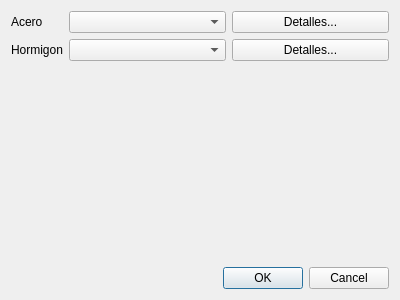
Before: the Qt Designer form mkstools/dialogs/dlgedithormigonarmado.ui in diegowald/mkstools, drawn with Qt 5.
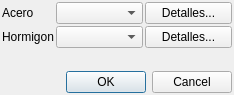
After: the same form once the commit is applied.

Patch:
```diff
--- a/mkstools/dialogs/dlgedithormigonarmado.ui
+++ b/mkstools/dialogs/dlgedithormigonarmado.ui
@@ -6,16 +6,37 @@
    <rect>
     <x>0</x>
     <y>0</y>
-    <width>400</width>
-    <height>300</height>
+    <width>234</width>
+    <height>95</height>
    </rect>
   </property>
   <property name="windowTitle">
    <string>Hormigón Armado</string>
   </property>
   <layout class="QVBoxLayout" name="verticalLayout">
+   <property name="spacing">
+    <number>2</number>
+   </property>
+   <property name="leftMargin">
+    <number>2</number>
+   </property>
+   <property name="topMargin">
+    <number>2</number>
+   </property>
+   <property name="rightMargin">
+    <number>2</number>
+   </property>
+   <property name="bottomMargin">
+    <number>2</number>
+   </property>
    <item>
     <layout class="QFormLayout" name="formLayout">
+     <property name="horizontalSpacing">
+      <number>2</number>
+     </property>
+     <property name="verticalSpacing">
+      <number>2</number>
+     </property>
      <item row="0" column="0">
       <widget class="QLabel" name="label">
        <property name="text">
@@ -25,6 +46,9 @@
      </item>
      <item row="0" column="1">
       <layout class="QHBoxLayout" name="horizontalLayout">
+       <property name="spacing">
+        <number>2</number>
+       </property>
        <item>
         <widget class="QComboBox" name="cboAcero"/>
        </item>
@@ -46,6 +70,9 @@
      </item>
      <item row="1" column="1">
       <layout class="QHBoxLayout" name="horizontalLayout_2">
+       <property name="spacing">
+        <number>2</number>
+       </property>
        <item>
         <widget class="QComboBox" name="cboHormigon"/>
        </item>
```
